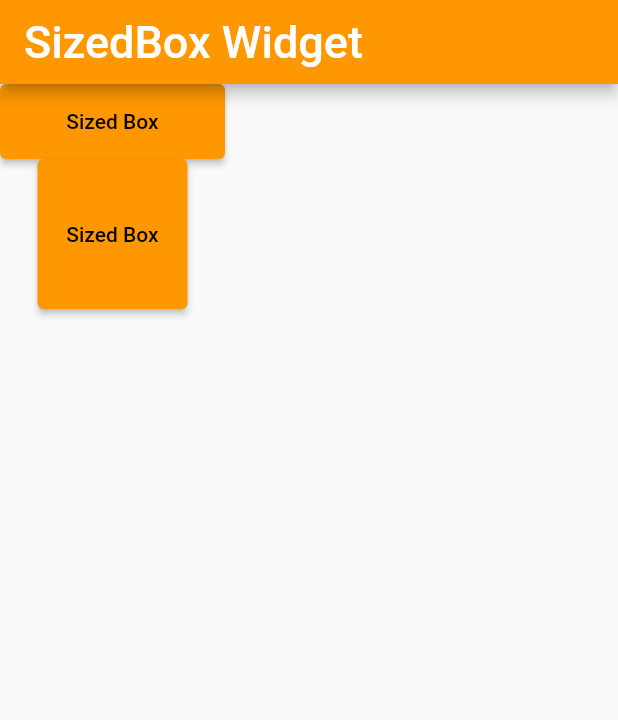
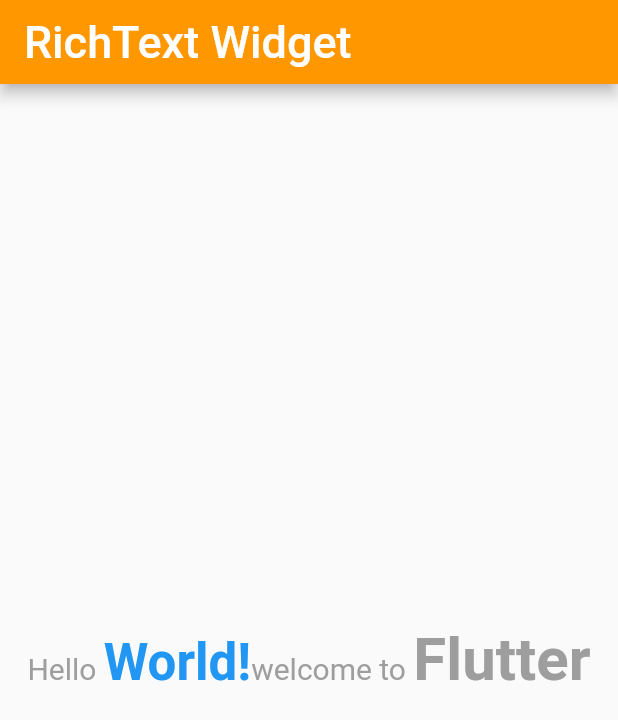
Before and after one commit to rabikrishnayadav/learn_flutter, a Flutter app: the screen it shows after launch, on a phone screen of 412 x 824 dp. Shown: the top 720 px of the screen. Run offline on Flutter 3.47's test engine with Material 2 defaults, Android fonts, the phone set to English and light mode, and no system bars.

Commit message:
RichText Widget

```diff
--- a/lib/main.dart
+++ b/lib/main.dart
@@ -104,20 +104,32 @@ class _MyHomePageState extends State<MyHomePage> {
 
     return Scaffold(
       appBar: AppBar(
-        title: Text("SizedBox Widget", style: mTextStyle50()),
+        title: Text("RichText Widget", style: mTextStyle50()),
       ),
-      body: Column(
-        children: [
-          SizedBox(
-            width: 150,
-              height: 50,
-              child: ElevatedButton(onPressed: (){}, child: Text("Sized Box"),
-              ),
+      body: Center(
+        child: Container(
+          child: RichText(
+              text: TextSpan(
+                style: TextStyle(
+                  color: Colors.grey,
+                  fontSize: 20,
+                ),
+                children: <TextSpan>[
+                  TextSpan(text: 'Hello '),
+                  TextSpan(text: 'World!', style: TextStyle(
+                    fontSize: 34,
+                    color: Colors.blue,
+                    fontWeight: FontWeight.bold
+                  )),
+                  TextSpan(text: 'welcome to ',),
+                  TextSpan(text: 'Flutter', style: TextStyle(
+                    fontWeight: FontWeight.bold,
+                    fontSize: 40,
+                  ))
+                ]
+              )
           ),
-          SizedBox.square(dimension: 100,
-              child: ElevatedButton(onPressed: (){}, child: Text("Sized Box"),),
-          ),
-        ],
+        ),
       )
     );
   }
```
